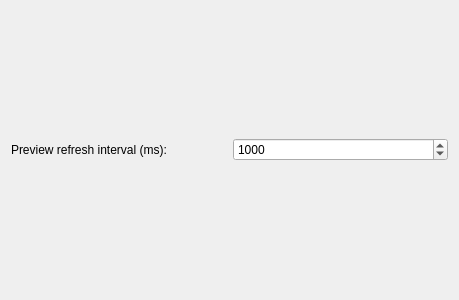
Old version of the form src/cirkuit_general_settings.ui in the repository KDE/cirkuit.
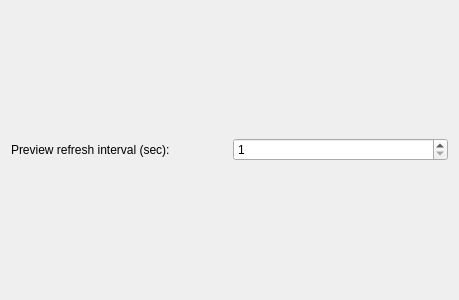
New version of the form.

Commit message: Refresh interval displayed in seconds instead of milliseconds

```diff
--- a/src/cirkuit_general_settings.ui
+++ b/src/cirkuit_general_settings.ui
@@ -19,23 +19,23 @@
      <item>
       <widget class="QLabel" name="label">
        <property name="text">
-        <string>Preview refresh interval (ms):</string>
+        <string>Preview refresh interval (sec):</string>
        </property>
       </widget>
      </item>
      <item>
       <widget class="QSpinBox" name="kcfg_RefreshInterval">
        <property name="minimum">
-        <number>100</number>
+        <number>1</number>
        </property>
        <property name="maximum">
-        <number>60000</number>
+        <number>60</number>
        </property>
        <property name="singleStep">
         <number>1000</number>
        </property>
        <property name="value">
-        <number>1000</number>
+        <number>1</number>
        </property>
       </widget>
      </item>
```
Left out of the diff: 2 changed lines with no effect on the pictures. The commit also changes 1 other file.
